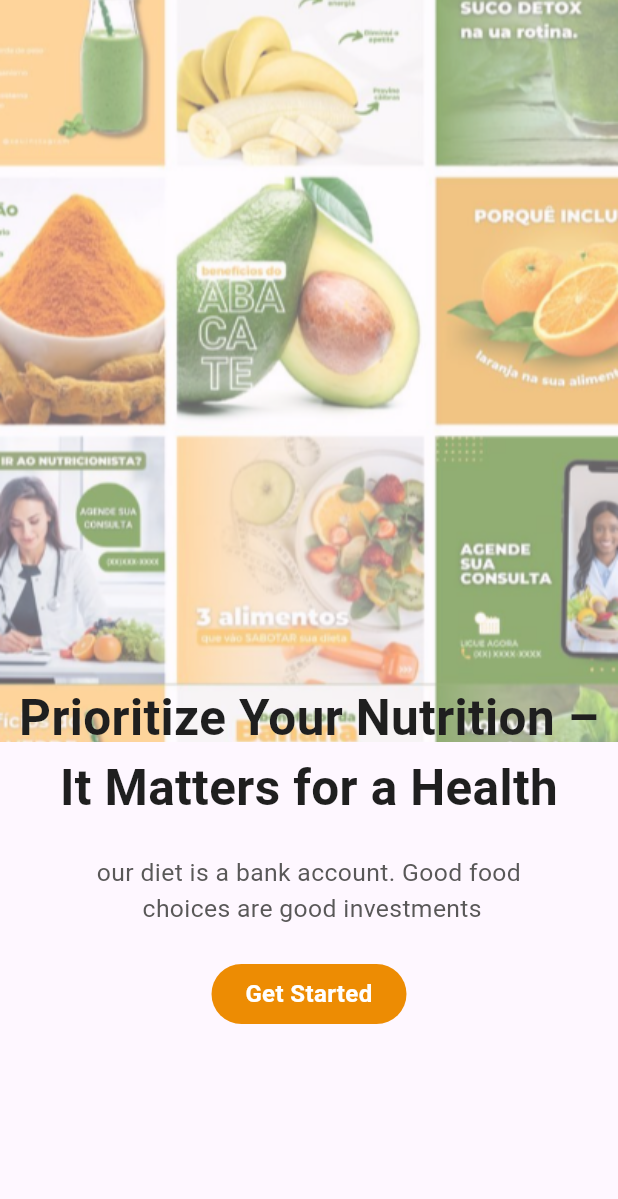
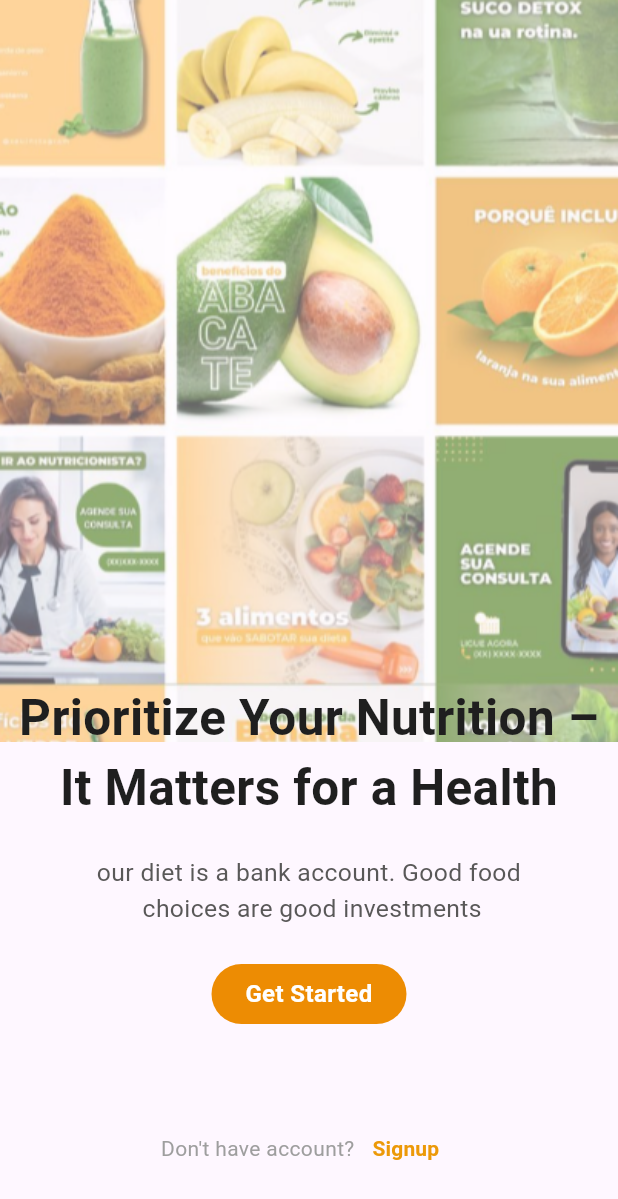
Before and after one commit to Akshra-123/FoodieFreaks, a Flutter app: the screen it shows after launch, on a phone screen of 412 x 824 dp. Shown: the top 1199 px of the screen. Run offline on Flutter 3.47's test engine with Material 3 defaults, Android fonts, the phone set to English and light mode, and no system bars; our stand-ins replace salomon_bottom_bar.

Commit message:
first screen

```diff
--- a/lib/Home.dart
+++ b/lib/Home.dart
@@ -93,6 +93,31 @@ class Home extends StatelessWidget {
     ),
   ),
 ),
+Positioned(
+  top: screenHeight * 0.90,
+  child:Row(
+    children: [
+      Text("Don't have account?",
+      style: TextStyle(color: Colors.grey,fontSize: 14),
+      ),
+      TextButton(
+  onPressed: () {
+    print("Signup Clicked!");
+    // Add navigation or action here
+  },
+  child: Text(
+    "Signup",
+    style: TextStyle(
+      color: Color.fromARGB(255, 236, 153, 8), // Orange color
+      fontSize: 14,
+      fontWeight: FontWeight.bold, // Optional: Makes text bold
+    ),
+  ),
+)
+
+    ],
+  )
+)
 
           ],
         ),
```
